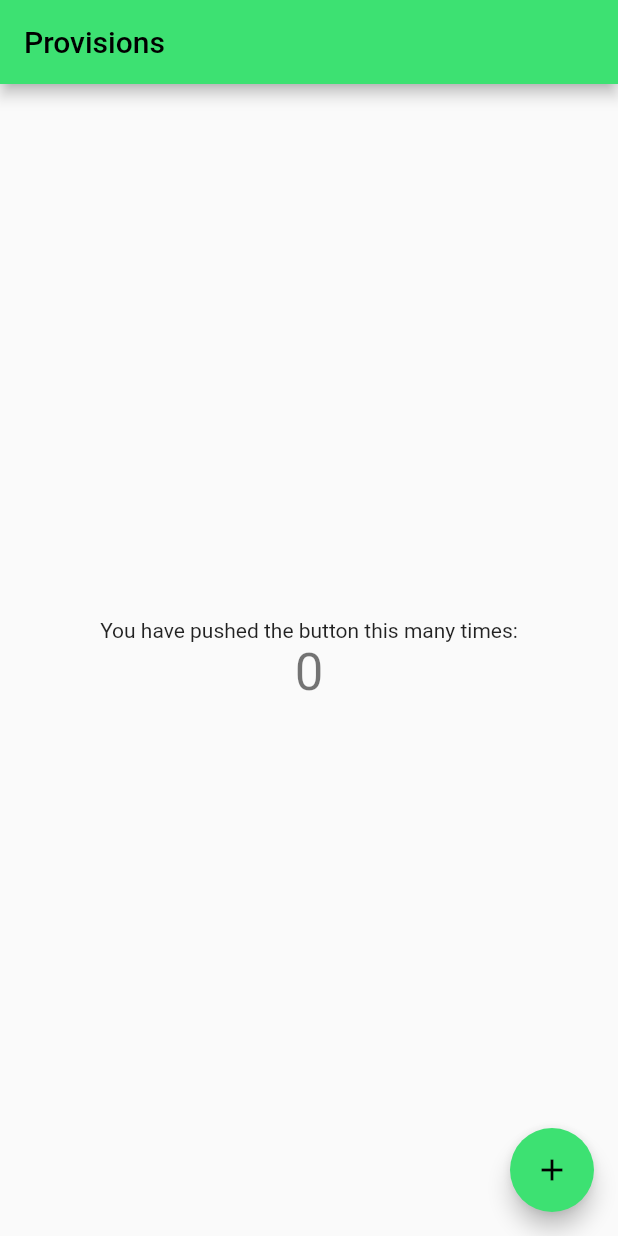
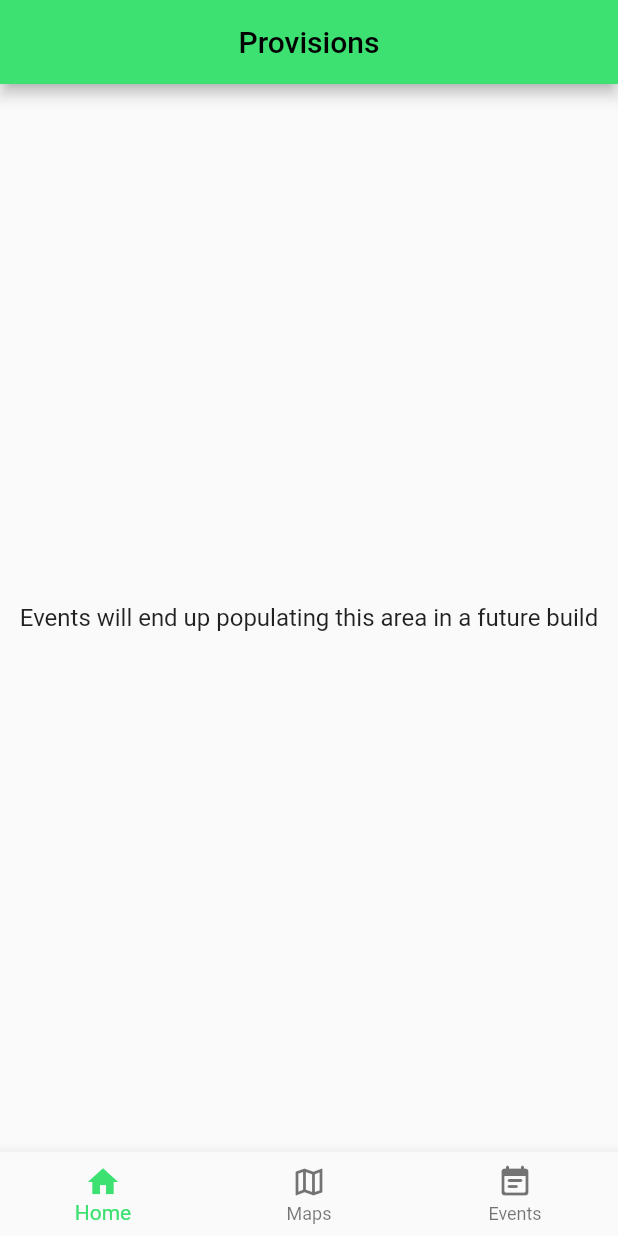
Before and after one commit to Briguyz/Provisions, a Flutter app: the screen it shows after launch, on a phone screen of 412 x 824 dp. Run offline on Flutter 3.47's test engine with Material 2 defaults, Android fonts, the phone set to English and light mode, and no system bars.

Commit message:
main.dart changed to no longer include the "Home" page. Basic navigation to "Home", "Maps", and "Events" has been added via bottomNavigationBar.

```diff
--- /dev/null
+++ b/lib/home.dart
@@ -0,0 +1,35 @@
+import 'package:flutter/material.dart';
+
+class HomePage extends StatefulWidget {
+  const HomePage({super.key});
+
+  @override
+  State<HomePage> createState() => HomePageState();
+} //MyHomePage
+
+class HomePageState extends State<HomePage> {
+  @override
+  Widget build(BuildContext context) {
+    return Scaffold(
+      appBar: AppBar(
+        centerTitle: true,
+        title: const Text('Provisions'),
+      ),
+      body: Center(
+        child: Padding(
+          padding: EdgeInsets.all(0.0),
+            child: Column(
+              mainAxisAlignment: MainAxisAlignment.center,
+              crossAxisAlignment: CrossAxisAlignment.center,
+              children: const <Widget>[
+                Text(
+                  'Events will end up populating this area in a future build',
+                  style: TextStyle(fontSize: 16),
+                ),
+              ],
+            ),
+        )
+      ),
+    );
+  }
+}
--- a/lib/main.dart
+++ b/lib/main.dart
@@ -1,4 +1,9 @@
 import 'package:flutter/material.dart';
+
+import 'package:provisions/home.dart';
+import 'package:provisions/maps.dart';
+import 'package:provisions/events.dart';
+
 
 void main() {
   runApp(const MyApp());
@@ -7,7 +12,7 @@ void main() {
 class MyApp extends StatelessWidget {
   const MyApp({super.key});
 
-  // This widget is the root of your application.
+
   @override
   Widget build(BuildContext context) {
     return MaterialApp(
@@ -15,74 +20,70 @@ class MyApp extends StatelessWidget {
       theme: ThemeData(
         primarySwatch: MyColors.provisionGreen,
       ),
-      home: const MyHomePage(title: 'Provisions'),
+      home: const MainPage(title: 'Provisions'),
     );
   }
 }
 
-class MyHomePage extends StatefulWidget {
-  const MyHomePage({super.key, required this.title});
+
+class MainPage extends StatefulWidget {
+  const MainPage({super.key, required this.title});
 
   final String title;
 
   @override
-  State<MyHomePage> createState() => _MyHomePageState();
-}
+  State<MainPage> createState() => MainPageState();
+} //MyHomePage
 
-class _MyHomePageState extends State<MyHomePage> {
-  int _counter = 0;
 
-  void _incrementCounter() {
+class MainPageState extends State<MainPage> {
+
+  // _tappedIndex is an integer that changes according to bottomNavigationBar icon that is clicked.
+  // pages[] is used in conjunction with _tappedIndex to navigate through the application's routes in the body.
+  int _tappedIndex = 0;
+  final pages = [
+    HomePage(),
+    MapsPage(),
+    EventsPage(),
+  ];
+
+  void _onItemSelected (int index) {
     setState(() {
-      // This call to setState tells the Flutter framework that something has
-      // changed in this State, which causes it to rerun the build method below
-      // so that the display can reflect the updated values. If we changed
-      // _counter without calling setState(), then the build method would not be
-      // called again, and so nothing would appear to happen.
-      _counter++;
+      _tappedIndex = index;
     });
   }
 
   @override
   Widget build(BuildContext context) {
-    // This method is rerun every time setState is called, for instance as done
-    // by the _incrementCounter method above.
-    //
-    // The Flutter framework has been optimized to make rerunning build methods
-    // fast, so that you can just rebuild anything that needs updating rather
-    // than having to individually change instances of widgets.
     return Scaffold(
-      appBar: AppBar(
-        // Here we take the value from the MyHomePage object that was created by
-        // the App.build method, and use it to set our appbar title.
-        title: Text(widget.title),
+
+      body: pages[_tappedIndex],
+
+      bottomNavigationBar: BottomNavigationBar(
+        items: const <BottomNavigationBarItem>[
+          BottomNavigationBarItem(
+            icon: Icon(Icons.home),
+            label: 'Home',
+          ),
+          BottomNavigationBarItem(
+            icon: Icon(Icons.map_outlined),
+            label: 'Maps',
+          ),
+          BottomNavigationBarItem(
+           icon: Icon(Icons.event_note_rounded),
+           label: 'Events',
+          )
+        ],
+        currentIndex: _tappedIndex,
+        selectedItemColor: MyColors.provisionGreen,
+        onTap: _onItemSelected,
       ),
-      body: Center(
-        // Center is a layout widget. It takes a single child and positions it
-        // in the middle of the parent.
-        child: Column(
-          mainAxisAlignment: MainAxisAlignment.center,
-          children: <Widget>[
-            const Text(
-              'You have pushed the button this many times:',
-            ),
-            Text(
-              '$_counter',
-              style: Theme.of(context).textTheme.headline4,
-            ),
-          ],
-        ),
-      ),
-      floatingActionButton: FloatingActionButton(
-        onPressed: _incrementCounter,
-        tooltip: 'Increment',
-        child: const Icon(Icons.add),
-      ), // This trailing comma makes auto-formatting nicer for build methods.
     );
   }
 }
+
 class MyColors{
-  static const MaterialColor provisionGreen = const MaterialColor(
+  static const MaterialColor provisionGreen = MaterialColor(
     0xFF3DE172,
     <int, Color>{
       50: Color(0xFF3DE172),
```
Also changed, not shown: lib/events.dart (added, +19 -0 lines), lib/maps.dart (added, +19 -0 lines).
